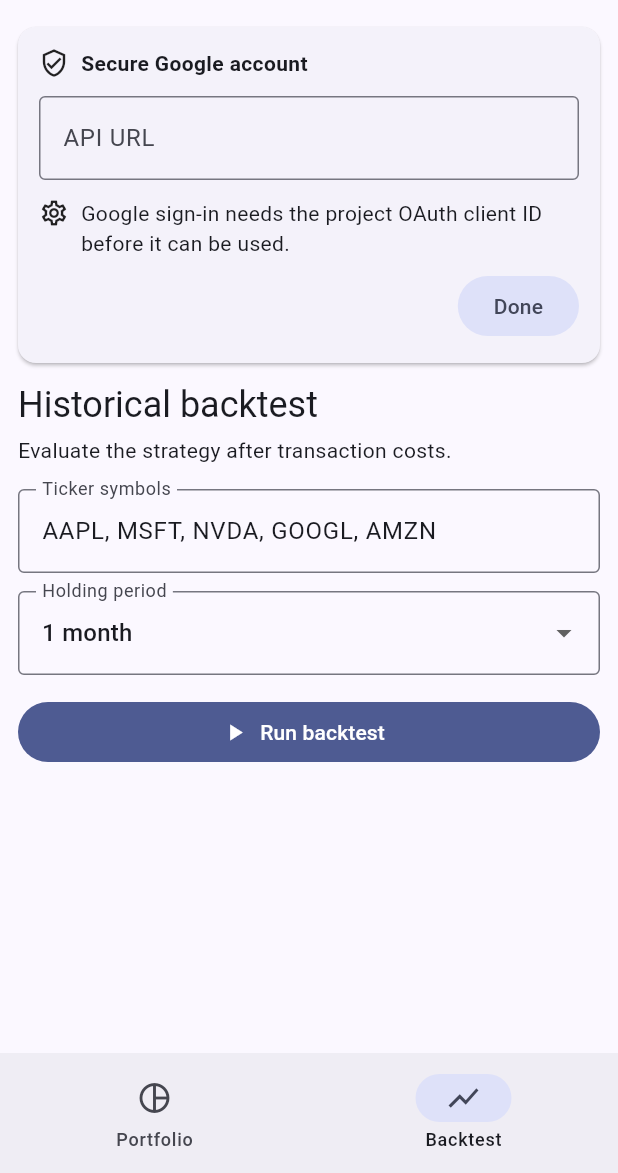
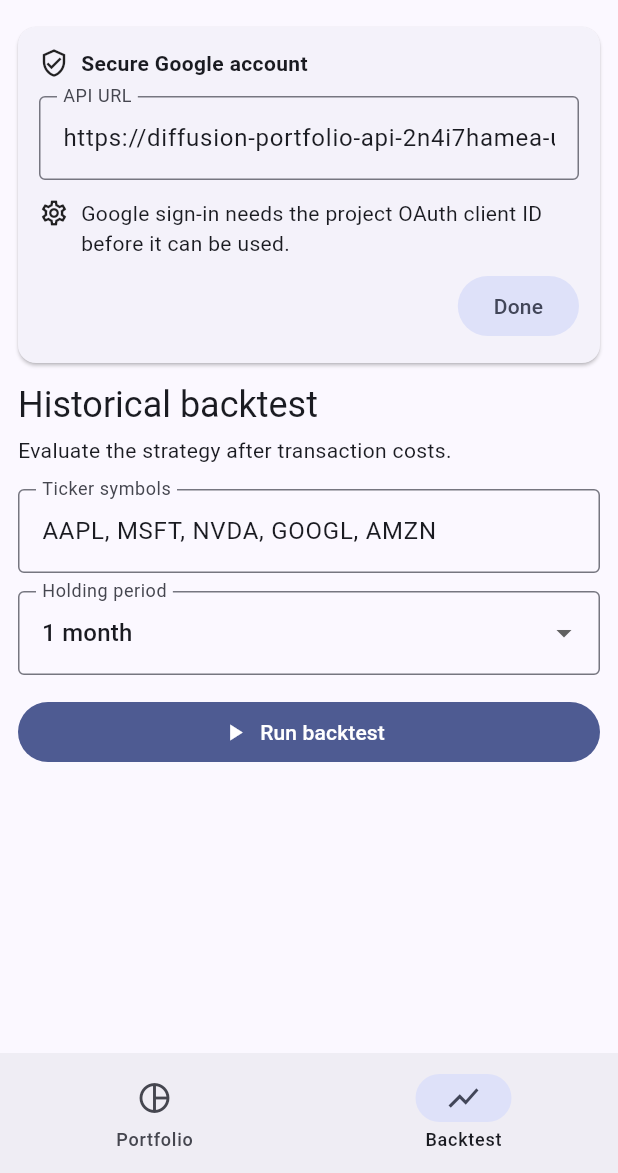
Before and after one commit to lukeyechen/diffusion_portfolio, a Flutter app: the screen it shows after launch, item 2 of the bottom bar chosen, on a phone screen of 412 x 824 dp, the part 63-1236 px from its top. Run offline on Flutter 3.47's test engine with Material 3 defaults, Android fonts, the light colour scheme and no system bars; our stand-ins replace google_sign_in.

```diff
--- a/mobile/lib/main.dart
+++ b/mobile/lib/main.dart
@@ -34,7 +34,11 @@ class PortfolioHomePage extends StatefulWidget {
 }
 
 class _PortfolioHomePageState extends State<PortfolioHomePage> {
-  static const _configuredApiUrl = String.fromEnvironment('API_BASE_URL');
+  static const _configuredApiUrl = String.fromEnvironment(
+    'API_BASE_URL',
+    defaultValue:
+        'https://diffusion-portfolio-api-2n4i7hamea-ue.a.run.app',
+  );
 
   final _apiUrlController = TextEditingController(text: _configuredApiUrl);
   final _auth = GoogleAuthController();
```
Also changed, not shown: 1 other file.
